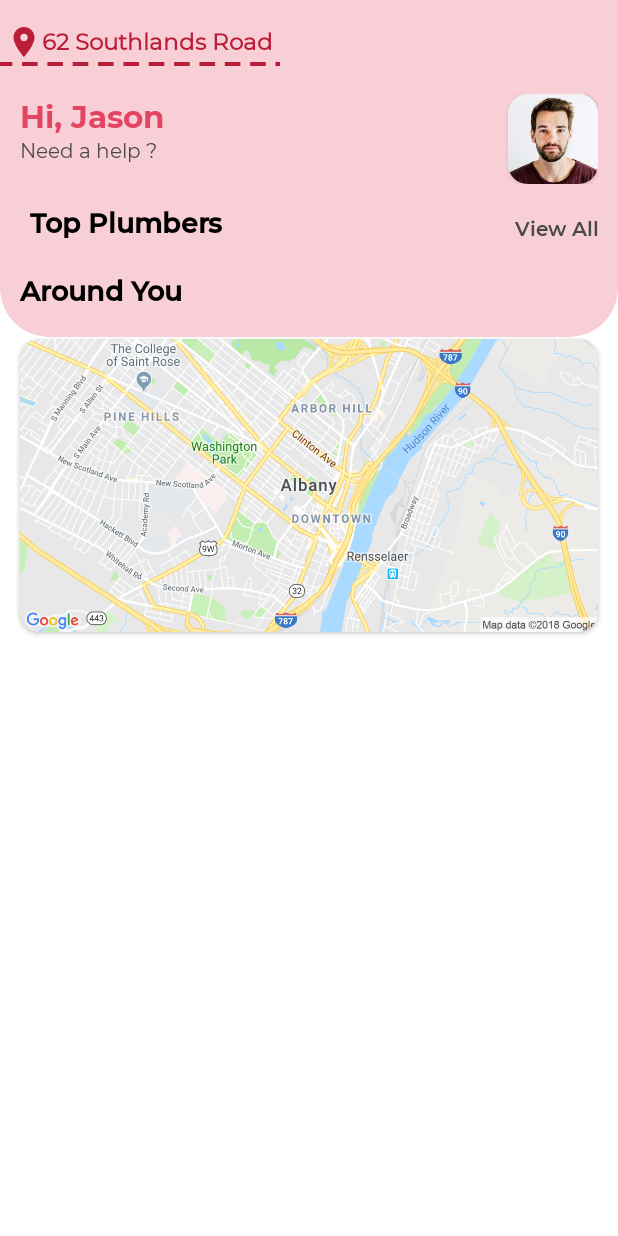
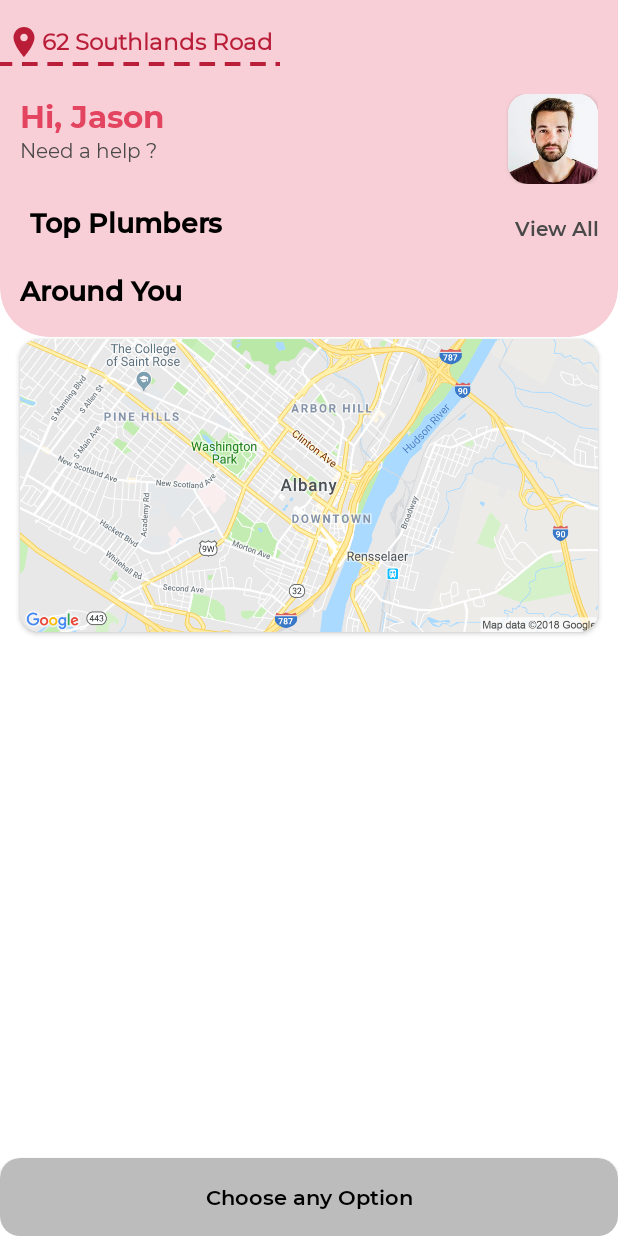
Before and after one commit to karabimaity17/PlumberUser, an Android app: the layout app_bar_main.xml on its own in the app's theme, with its tools: preview values and no code run, on a phone screen of 412 x 824 dp. Run offline under Robolectric (Android 15) with nearby library versions, the phone set to English and light mode, and no system bars.

Commit message:
22/11/2021-K

```diff
--- a/app/src/main/AndroidManifest.xml
+++ b/app/src/main/AndroidManifest.xml
@@ -22,11 +22,11 @@
             android:label="@string/title_activity_set_location"
             android:theme="@style/AppTheme.NoActionBar" />
         <activity android:name=".SplashScreen">
-            <intent-filter>
+            <!--<intent-filter>
                 <action android:name="android.intent.action.MAIN" />
 
                 <category android:name="android.intent.category.LAUNCHER" />
-            </intent-filter>
+            </intent-filter>-->
         </activity>
         <activity
             android:name=".RegisterActivity"
@@ -41,7 +41,11 @@
             android:name=".MainActivity"
             android:label="@string/app_name"
             android:theme="@style/AppTheme.NoActionBar" >
+            <intent-filter>
+                <action android:name="android.intent.action.MAIN" />
 
+                <category android:name="android.intent.category.LAUNCHER" />
+            </intent-filter>
         </activity>
 
         <!--<meta-data
--- a/app/src/main/java/com/plumber/user/MainActivity.java
+++ b/app/src/main/java/com/plumber/user/MainActivity.java
@@ -31,6 +31,7 @@ import com.google.android.gms.maps.model.BitmapDescriptorFactory;
 import com.google.android.gms.maps.model.LatLng;
 import com.google.android.gms.maps.model.Marker;
 import com.google.android.gms.maps.model.MarkerOptions;
+import com.google.android.material.bottomsheet.BottomSheetBehavior;
 import com.google.android.material.navigation.NavigationView;
 import com.infideap.drawerbehavior.AdvanceDrawerLayout;
 import com.plumber.user.Model.PlumberModel;
@@ -65,6 +66,8 @@ public class MainActivity extends AppCompatActivity /*implements OnMapReadyCallb
 //    LocationRequest mLocationRequest;
 
 
+    CardView option_bottomsheet;
+    BottomSheetBehavior sheetBehavior;
     RecyclerView recycler_category,recycler_plumbers;
     ServiceAdapter serviceAdapter;
     List<ServiceModel> serviceModels = new ArrayList<>();
@@ -88,7 +91,8 @@ public class MainActivity extends AppCompatActivity /*implements OnMapReadyCallb
         recycler_category = findViewById(R.id.recycler_view);
         txt_location = findViewById(R.id.txt_location);
         recycler_plumbers = findViewById(R.id.recycler_plumbers);
-
+        option_bottomsheet = findViewById(R.id.option_bottomsheet);
+        sheetBehavior = BottomSheetBehavior.from(option_bottomsheet);
 
         // Obtain the SupportMapFragment and get notified when the map is ready to be used.
 //        SupportMapFragment mapFragment = (SupportMapFragment) getSupportFragmentManager()
@@ -178,6 +182,13 @@ public class MainActivity extends AppCompatActivity /*implements OnMapReadyCallb
             holder.service_name.setText(serviceModelList.get(position).getName());
             holder.service_image.setImageResource(serviceModelList.get(position).getImage());
 
+            holder.rel.setOnClickListener(new View.OnClickListener() {
+                @Override
+                public void onClick(View view) {
+                    toggleBottomSheet();
+                }
+            });
+
         }
 
         @Override
@@ -205,7 +216,11 @@ public class MainActivity extends AppCompatActivity /*implements OnMapReadyCallb
 
 
     }
+    private void toggleBottomSheet() {
+        sheetBehavior.setState(BottomSheetBehavior.STATE_EXPANDED);
 
+
+    }
     public class PlumberAdapter extends RecyclerView.Adapter<PlumberAdapter.ViewHolder> {
 
         Context context;
--- /dev/null
+++ b/app/src/main/res/drawable/box_grey.xml
@@ -0,0 +1,7 @@
+<?xml version="1.0" encoding="utf-8"?>
+<shape xmlns:android="http://schemas.android.com/apk/res/android">
+
+    <solid android:color="@color/colorGrey"></solid>
+    <corners android:radius="@dimen/_10sdp"></corners>
+
+</shape>
--- a/app/src/main/res/layout/activity_main.xml
+++ b/app/src/main/res/layout/activity_main.xml
@@ -21,4 +21,5 @@
         android:fitsSystemWindows="true"
         app:headerLayout="@layout/nav_header_main"
         app:menu="@menu/activity_main_drawer" />
+
 </com.infideap.drawerbehavior.AdvanceDrawerLayout>
--- a/app/src/main/res/layout/app_bar_main.xml
+++ b/app/src/main/res/layout/app_bar_main.xml
@@ -51,5 +51,5 @@
 
     <include layout="@layout/content_main" />
 
-
+    <include layout="@layout/option_bottomsheet"/>
 </androidx.coordinatorlayout.widget.CoordinatorLayout>
--- /dev/null
+++ b/app/src/main/res/layout/option_bottomsheet.xml
@@ -0,0 +1,76 @@
+<?xml version="1.0" encoding="utf-8"?>
+<androidx.cardview.widget.CardView xmlns:android="http://schemas.android.com/apk/res/android"
+    android:layout_width="match_parent"
+    android:layout_height="wrap_content"
+    xmlns:app="http://schemas.android.com/apk/res-auto"
+    app:behavior_hideable="false"
+    app:behavior_peekHeight="@dimen/_40sdp"
+    app:layout_behavior="com.google.android.material.bottomsheet.BottomSheetBehavior"
+    android:id="@+id/option_bottomsheet"
+    app:cardCornerRadius="@dimen/_10sdp"
+    >
+    <LinearLayout
+        android:layout_width="match_parent"
+        android:layout_height="match_parent"
+        android:background="@android:color/transparent"
+        android:orientation="vertical">
+
+
+
+
+                <TextView
+                    android:id="@+id/nameToolbar"
+                    android:layout_width="match_parent"
+                    android:layout_height="@dimen/_40sdp"
+                    android:gravity="center"
+                    android:background="@drawable/box_grey"
+                    android:text="Choose any Option"
+                  android:fontFamily="@font/fonts_semibold"
+                    android:padding="@dimen/_8sdp"
+                    android:textColor="@color/colorBlack" />
+
+           <LinearLayout
+               android:layout_width="match_parent"
+               android:layout_height="wrap_content"
+               android:orientation="horizontal"
+               android:layout_marginVertical="@dimen/_10sdp"
+               android:paddingBottom="@dimen/_10sdp">
+               <Button
+                   android:id="@+id/txt_owner"
+                   android:layout_width="0dp"
+                   android:layout_height="wrap_content"
+                   android:layout_weight="1"
+                   android:textColor="@color/colorWhite"
+                   android:text="Emergency \nBooking"
+                   android:background="@drawable/box"
+                   android:backgroundTint="@color/colorAccent"
+                   android:textSize="@dimen/_12sdp"
+                   android:textAllCaps="false"
+                   android:fontFamily="@font/fonts_semibold"
+                   android:padding="@dimen/_8sdp"
+                   android:gravity="center"
+                   android:lines="2"
+                   android:layout_margin="@dimen/_8sdp"
+                   />
+               <Button
+                   android:id="@+id/landlord"
+                   android:layout_width="0dp"
+                   android:layout_height="match_parent"
+                   android:layout_weight="1"
+                   android:background="@drawable/box"
+                   android:textColor="@color/colorDarkGrey"
+                   android:text="Schedule \nBooking"
+                   android:textSize="@dimen/_12sdp"
+                   android:textAllCaps="false"
+                   android:gravity="center"
+                   android:fontFamily="@font/fonts_semibold"
+                   android:padding="@dimen/_8sdp"
+
+                   android:lines="2"
+                   android:layout_margin="@dimen/_8sdp"/>
+           </LinearLayout>
+
+
+    </LinearLayout>
+
+</androidx.cardview.widget.CardView>
```
